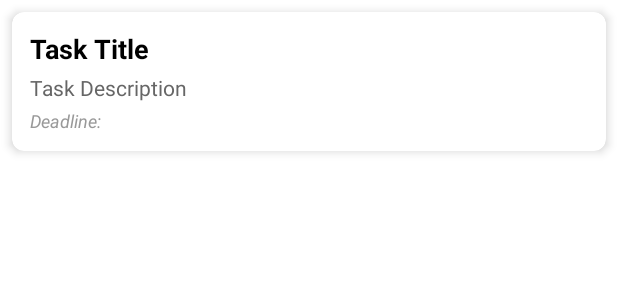
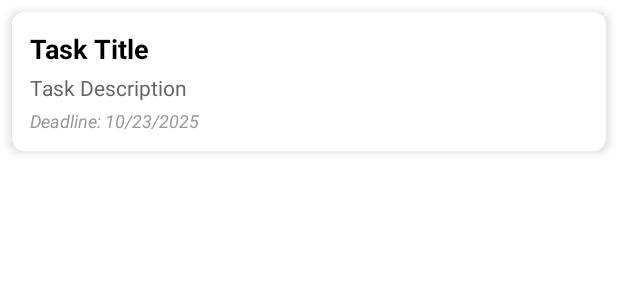
Before and after one commit to shekinamw/To-Do-Mobile-App, an Android app: the layout task_item.xml on its own in the app's theme, with its tools: preview values and no code run, on a phone screen of 412 x 824 dp. Shown: the top 300 px of the screen. Run offline under Robolectric (Android 15) with nearby library versions, the phone set to English and light mode, and no system bars.

Commit message:
Strings Extracted

```diff
--- a/app/src/main/res/layout/task_item.xml
+++ b/app/src/main/res/layout/task_item.xml
@@ -1,6 +1,7 @@
 <?xml version="1.0" encoding="utf-8"?>
 <androidx.cardview.widget.CardView xmlns:android="http://schemas.android.com/apk/res/android"
     xmlns:app="http://schemas.android.com/apk/res-auto"
+    xmlns:tools="http://schemas.android.com/tools"
     android:id="@+id/task_card"
     android:layout_width="match_parent"
     android:layout_height="wrap_content"
@@ -18,31 +19,34 @@
             android:id="@+id/task_title"
             android:layout_width="match_parent"
             android:layout_height="wrap_content"
-            android:text="Task Title"
+            android:text="@string/task_title_label"
             android:textSize="18sp"
             android:textStyle="bold"
             android:textColor="#000000"
-            android:paddingBottom="4dp" />
+            android:paddingBottom="4dp"
+            tools:text="Task Title" />
 
         <TextView
             android:id="@+id/task_description"
             android:layout_width="match_parent"
             android:layout_height="wrap_content"
-            android:text="Task Description"
+            android:text="@string/task_description_label"
             android:textSize="14sp"
             android:textColor="#666666"
             android:paddingBottom="4dp"
             android:maxLines="3"
-            android:ellipsize="end" />
+            android:ellipsize="end"
+            tools:text="Task Description" />
 
         <TextView
             android:id="@+id/task_deadline"
             android:layout_width="match_parent"
             android:layout_height="wrap_content"
-            android:text="Deadline: "
+            android:text="@string/deadline_prefix"
             android:textSize="12sp"
             android:textColor="#999999"
-            android:textStyle="italic" />
+            android:textStyle="italic"
+            tools:text="Deadline: 10/23/2025" />
 
     </LinearLayout>
 
```
Also changed, not shown: app/src/main/res/layout/activity_main.xml (+41 -40 lines), app/src/main/res/layout/activity_new_task.xml (+16 -16 lines), app/src/main/res/values/strings.xml (+22 -11 lines).
